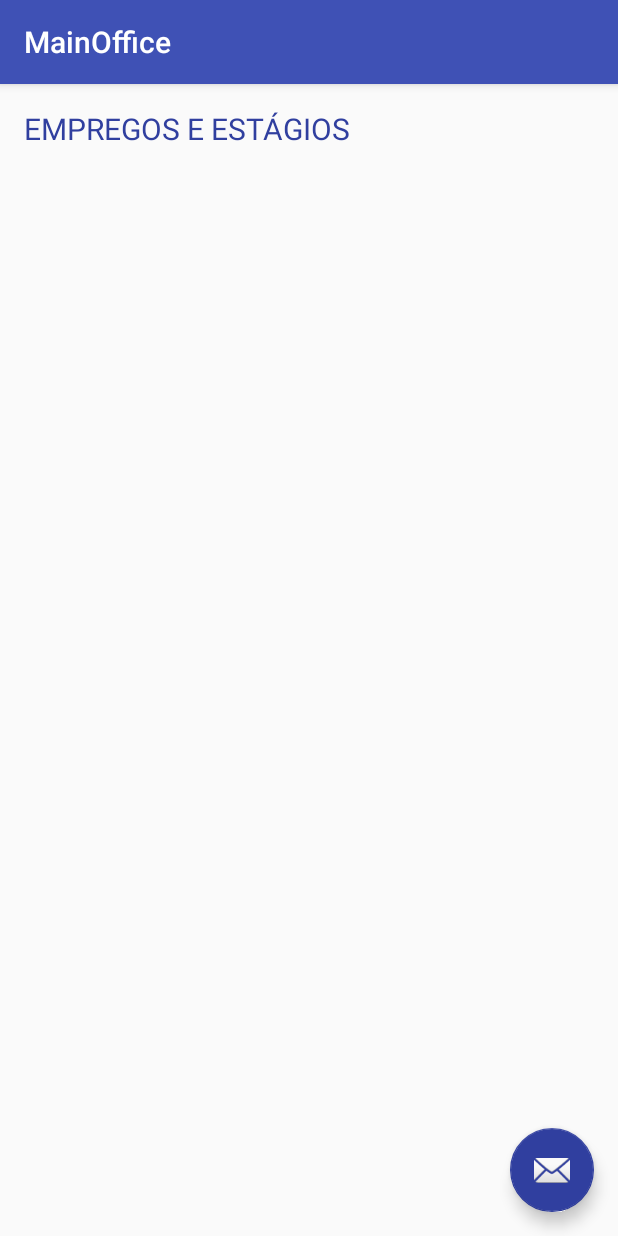
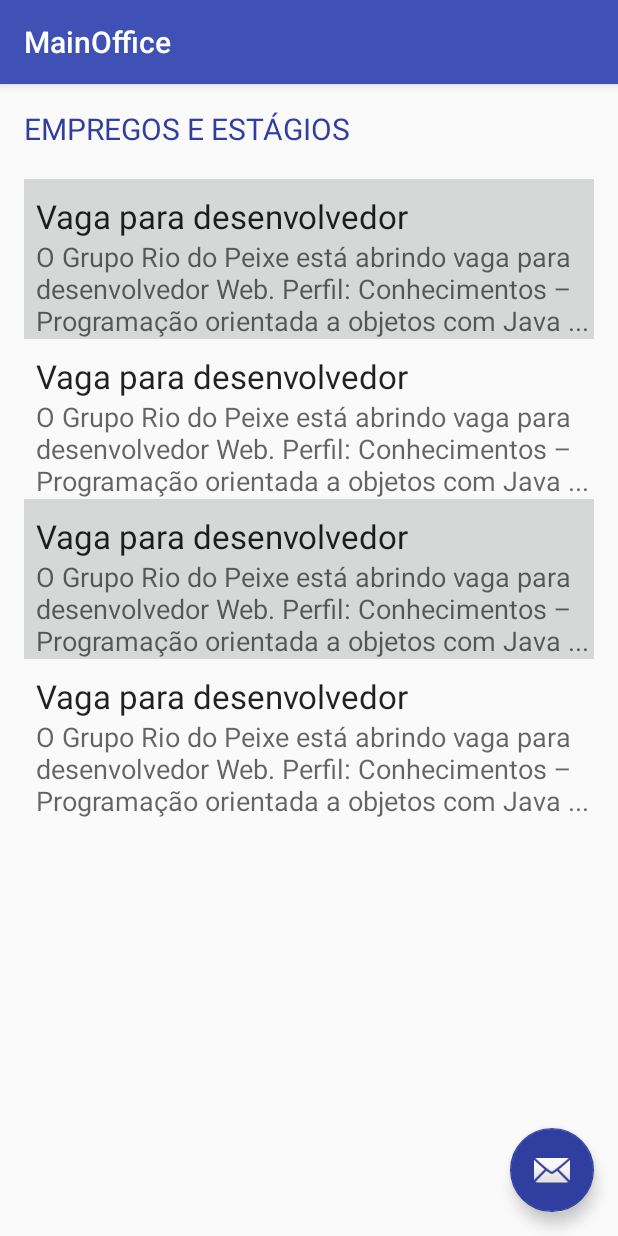
Before and after one commit to AlissonRaniel/SiNewsApp, an Android app: the MainOffice screen opened directly, with no data from a screen before it, on a phone screen of 412 x 824 dp. Run offline under Robolectric (Android 15) with nearby library versions, the phone set to English and light mode, and no system bars.

Commit message:
atualizacao referente a funcionalidade do botao e a pagina de empregos e estagios

```diff
--- a/app/src/main/java/com/android/alissonranielsousa/sinewsapp/MainActivity.java
+++ b/app/src/main/java/com/android/alissonranielsousa/sinewsapp/MainActivity.java
@@ -1,6 +1,7 @@
 package com.android.alissonranielsousa.sinewsapp;
 
 import android.content.Intent;
+import android.net.Uri;
 import android.os.Bundle;
 import android.support.design.widget.FloatingActionButton;
 import android.support.design.widget.Snackbar;
@@ -74,6 +75,14 @@ public class MainActivity extends AppCompatActivity implements View.OnClickListe
 
     @Override
     public void onClick(View v) {
+        switch (v.getId()) {
+            case R.id.fab:
+                Intent it = new Intent(Intent.ACTION_SENDTO, Uri.parse("mailto:alisson77@gmail.com"));
+                it.putExtra(Intent.EXTRA_SUBJECT, "Assunto");
+                it.putExtra(Intent.EXTRA_TEXT, "Mensagem");
+                startActivity(Intent.createChooser(it, "Enviar email"));
+                break;
+        }
 
     }
 }
--- a/app/src/main/res/layout/activity_main.xml
+++ b/app/src/main/res/layout/activity_main.xml
@@ -21,7 +21,8 @@
 
     </android.support.design.widget.AppBarLayout>
 
-    <include layout="@layout/content_main" />
+    <include layout="@layout/content_main"
+        android:layout_width="wrap_content" />
 
     <android.support.design.widget.FloatingActionButton
         android:id="@+id/fab"
--- a/app/src/main/res/layout/content_main.xml
+++ b/app/src/main/res/layout/content_main.xml
@@ -18,6 +18,11 @@
             android:layout_height="wrap_content"
             android:id="@+id/imageView"
             android:src="@mipmap/banner" />
+
+        <ScrollView
+            android:layout_width="match_parent"
+            android:layout_height="wrap_content"
+            android:id="@+id/scrollView4" >
 
             <LinearLayout
                 android:orientation="vertical"
@@ -144,6 +149,7 @@
 
 
             </LinearLayout>
+        </ScrollView>
     </LinearLayout>
 
 
--- a/app/src/main/res/layout/content_main_office.xml
+++ b/app/src/main/res/layout/content_main_office.xml
@@ -33,7 +33,97 @@
             <LinearLayout
                 android:orientation="vertical"
                 android:layout_width="match_parent"
-                android:layout_height="match_parent"></LinearLayout>
+                android:layout_height="match_parent">
+
+                <LinearLayout
+                    android:orientation="vertical"
+                    android:layout_width="match_parent"
+                    android:layout_height="match_parent"
+                    android:paddingLeft="8dp"
+                    android:background="@color/button_material_light">
+
+                    <TextView
+                        android:layout_width="wrap_content"
+                        android:layout_height="wrap_content"
+                        android:textAppearance="?android:attr/textAppearanceLarge"
+                        android:text="Vaga para desenvolvedor"
+                        android:layout_row="1"
+                        android:paddingTop="10dp"
+                        android:id="@+id/textView10" />
+
+                    <TextView
+                        android:layout_width="wrap_content"
+                        android:layout_height="wrap_content"
+                        android:textAppearance="?android:attr/textAppearanceMedium"
+                        android:text="O Grupo Rio do Peixe está abrindo vaga para desenvolvedor Web. Perfil: Conhecimentos – Programação orientada a objetos com Java ..."
+                        android:layout_row="1"
+                        android:id="@+id/textView9" />
+                </LinearLayout>
+                <LinearLayout
+                    android:orientation="vertical"
+                    android:layout_width="match_parent"
+                    android:paddingLeft="8dp"
+                    android:layout_height="match_parent">
+
+                    <TextView
+                        android:layout_width="wrap_content"
+                        android:layout_height="wrap_content"
+                        android:textAppearance="?android:attr/textAppearanceLarge"
+                        android:text="Vaga para desenvolvedor"
+                        android:paddingTop="10dp"
+                        android:id="@+id/textView11" />
+
+                    <TextView
+                        android:layout_width="wrap_content"
+                        android:layout_height="wrap_content"
+                        android:textAppearance="?android:attr/textAppearanceMedium"
+                        android:text="O Grupo Rio do Peixe está abrindo vaga para desenvolvedor Web. Perfil: Conhecimentos – Programação orientada a objetos com Java ..."
+                        android:id="@+id/textView12" />
+                </LinearLayout>
+                <LinearLayout
+                    android:orientation="vertical"
+                    android:layout_width="match_parent"
+                    android:layout_height="match_parent"
+                    android:paddingLeft="8dp"
+                    android:background="@color/button_material_light">
+
+                    <TextView
+                        android:layout_width="wrap_content"
+                        android:layout_height="wrap_content"
+                        android:textAppearance="?android:attr/textAppearanceLarge"
+                        android:text="Vaga para desenvolvedor"
+                        android:paddingTop="10dp"
+                        android:id="@+id/textView13" />
+
+                    <TextView
+                        android:layout_width="wrap_content"
+                        android:layout_height="wrap_content"
+                        android:textAppearance="?android:attr/textAppearanceMedium"
+                        android:text="O Grupo Rio do Peixe está abrindo vaga para desenvolvedor Web. Perfil: Conhecimentos – Programação orientada a objetos com Java ..."
+                        android:id="@+id/textView14" />
+                </LinearLayout>
+                <LinearLayout
+                    android:orientation="vertical"
+                    android:layout_width="match_parent"
+                    android:paddingLeft="8dp"
+                    android:layout_height="match_parent">
+
+                    <TextView
+                        android:layout_width="wrap_content"
+                        android:layout_height="wrap_content"
+                        android:textAppearance="?android:attr/textAppearanceLarge"
+                        android:text="Vaga para desenvolvedor"
+                        android:paddingTop="10dp"
+                        android:id="@+id/textView16" />
+
+                    <TextView
+                        android:layout_width="wrap_content"
+                        android:layout_height="wrap_content"
+                        android:textAppearance="?android:attr/textAppearanceMedium"
+                        android:text="O Grupo Rio do Peixe está abrindo vaga para desenvolvedor Web. Perfil: Conhecimentos – Programação orientada a objetos com Java ..."
+                        android:id="@+id/textView17" />
+                </LinearLayout>
+            </LinearLayout>
         </ScrollView>
 
     </LinearLayout>
--- a/build.gradle
+++ b/build.gradle
@@ -5,7 +5,7 @@ buildscript {
         jcenter()
     }
     dependencies {
-        classpath 'com.android.tools.build:gradle:2.1.0'
+        classpath 'com.android.tools.build:gradle:2.1.2'
 
         // NOTE: Do not place your application dependencies here; they belong
         // in the individual module build.gradle files
```
Also changed, not shown: 1 other file. Lines whose indentation alone changed are shown as unchanged.
